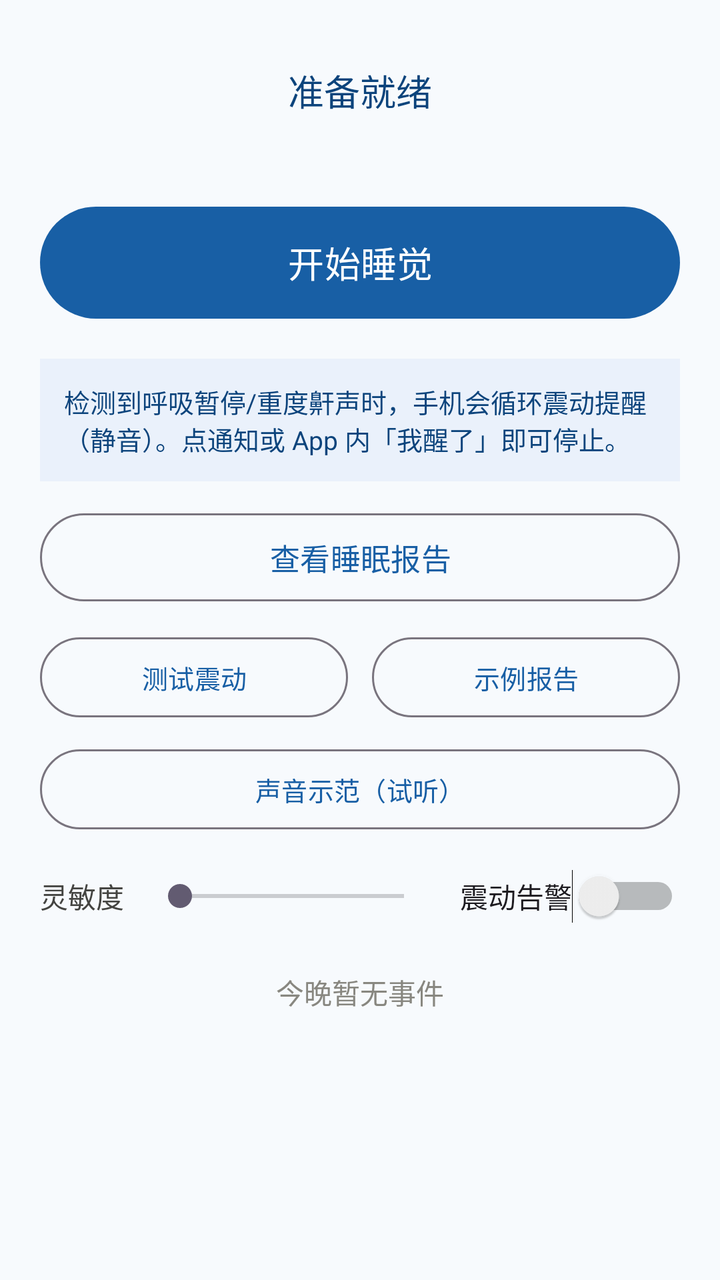
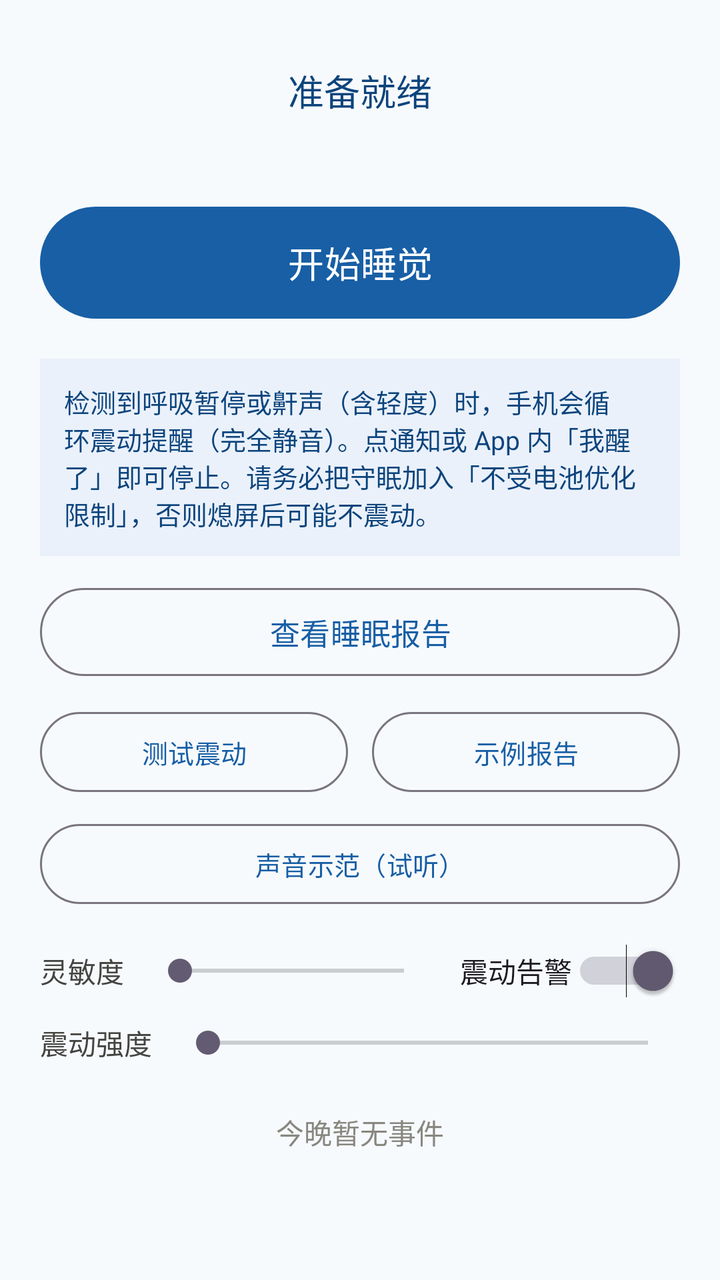

The first picture is an Android layout as it rendered before a commit; the second is the same layout after the commit. The layout source and the unified diff follow.
<!-- AndroidManifest.xml: application theme Theme.SleepGuard -->
<!-- res/layout/activity_main.xml -->
<?xml version="1.0" encoding="utf-8"?>
<LinearLayout xmlns:android="http://schemas.android.com/apk/res/android"
    android:layout_width="match_parent"
    android:layout_height="match_parent"
    android:orientation="vertical"
    android:padding="20dp"
    android:background="#F7FAFD">

    <TextView
        android:id="@+id/statusText"
        android:layout_width="wrap_content"
        android:layout_height="wrap_content"
        android:layout_gravity="center_horizontal"
        android:layout_marginTop="12dp"
        android:text="@string/idle"
        android:textColor="#0C447C"
        android:textSize="18sp" />

    <TextView
        android:id="@+id/statsText"
        android:layout_width="wrap_content"
        android:layout_height="wrap_content"
        android:layout_gravity="center_horizontal"
        android:layout_marginTop="6dp"
        android:textColor="#5F5E5A"
        android:textSize="14sp" />

    <com.google.android.material.button.MaterialButton
        android:id="@+id/toggleBtn"
        android:layout_width="match_parent"
        android:layout_height="64dp"
        android:layout_marginTop="16dp"
        android:text="@string/start_sleep"
        android:textSize="18sp" />

    <com.google.android.material.button.MaterialButton
        android:id="@+id/stopAlertBtn"
        style="@style/Widget.Material3.Button.TonalButton"
        android:layout_width="match_parent"
        android:layout_height="52dp"
        android:layout_marginTop="8dp"
        android:backgroundTint="#FCEBEB"
        android:text="@string/stop_alert"
        android:textColor="#A32D2D"
        android:visibility="gone" />

    
    <TextView
        android:layout_width="match_parent"
        android:layout_height="wrap_content"
        android:layout_marginTop="16dp"
        android:background="#EAF1FB"
        android:padding="12dp"
        android:text="@string/alert_mode_hint"
        android:textColor="#0C447C"
        android:textSize="13sp" />

    <com.google.android.material.button.MaterialButton
        android:id="@+id/viewReportBtn"
        style="@style/Widget.Material3.Button.OutlinedButton"
        android:layout_width="match_parent"
        android:layout_height="52dp"
        android:layout_marginTop="12dp"
        android:text="@string/view_report"
        android:textSize="15sp" />

    
    <LinearLayout
        android:layout_width="match_parent"
        android:layout_height="wrap_content"
        android:layout_marginTop="10dp"
        android:orientation="horizontal">

        <com.google.android.material.button.MaterialButton
            android:id="@+id/testVibrateBtn"
            style="@style/Widget.Material3.Button.OutlinedButton"
            android:layout_width="0dp"
            android:layout_height="48dp"
            android:layout_weight="1"
            android:layout_marginEnd="6dp"
            android:text="@string/test_vibrate"
            android:textSize="13sp" />

        <com.google.android.material.button.MaterialButton
            android:id="@+id/demoReportBtn"
            style="@style/Widget.Material3.Button.OutlinedButton"
            android:layout_width="0dp"
            android:layout_height="48dp"
            android:layout_weight="1"
            android:layout_marginStart="6dp"
            android:text="@string/demo_report"
            android:textSize="13sp" />
    </LinearLayout>

    <com.google.android.material.button.MaterialButton
        android:id="@+id/soundDemoBtn"
        style="@style/Widget.Material3.Button.OutlinedButton"
        android:layout_width="match_parent"
        android:layout_height="48dp"
        android:layout_marginTop="8dp"
        android:text="@string/sound_demo"
        android:textSize="13sp" />

    <LinearLayout
        android:layout_width="match_parent"
        android:layout_height="wrap_content"
        android:layout_marginTop="16dp"
        android:gravity="center_vertical"
        android:orientation="horizontal">

        <TextView
            android:layout_width="wrap_content"
            android:layout_height="wrap_content"
            android:text="@string/sensitivity"
            android:textColor="#444441" />

        <SeekBar
            android:id="@+id/sensitivityBar"
            android:layout_width="0dp"
            android:layout_height="wrap_content"
            android:layout_weight="1"
            android:layout_marginStart="12dp" />

        <Switch
            android:id="@+id/wearSwitch"
            android:layout_width="wrap_content"
            android:layout_height="wrap_content"
            android:layout_marginStart="12dp"
            android:text="@string/wear_alert" />
    </LinearLayout>

    <TextView
        android:id="@+id/emptyText"
        android:layout_width="wrap_content"
        android:layout_height="wrap_content"
        android:layout_gravity="center_horizontal"
        android:layout_marginTop="24dp"
        android:text="@string/no_events"
        android:textColor="#888780" />

    <androidx.recyclerview.widget.RecyclerView
        android:id="@+id/eventList"
        android:layout_width="match_parent"
        android:layout_height="0dp"
        android:layout_marginTop="8dp"
        android:layout_weight="1" />
</LinearLayout>
<!-- resources referenced by this layout -->
<resources>
  <string name="alert_mode_hint">检测到呼吸暂停/重度鼾声时，手机会循环震动提醒（静音）。点通知或 App 内「我醒了」即可停止。</string>
  <string name="demo_report">示例报告</string>
  <string name="idle">准备就绪</string>
  <string name="no_events">今晚暂无事件</string>
  <string name="sensitivity">灵敏度</string>
  <string name="sound_demo">声音示范（试听）</string>
  <string name="start_sleep">开始睡觉</string>
  <string name="stop_alert">停止告警（我醒了）</string>
  <string name="test_vibrate">测试震动</string>
  <string name="view_report">查看睡眠报告</string>
  <string name="wear_alert">震动告警</string>
  <style name="Theme.SleepGuard" parent="Theme.Material3.DayNight.NoActionBar">
          <item name="colorPrimary">#185FA5</item>
          <item name="android:statusBarColor">#E6F1FB</item>
          <item name="android:windowLightStatusBar">true</item>
      </style>
</resources>

<!-- the commit's change to res/layout/activity_main.xml (unified diff, before → after) -->
@@ -126,7 +126,30 @@
             android:layout_width="wrap_content"
             android:layout_height="wrap_content"
             android:layout_marginStart="12dp"
+            android:checked="true"
             android:text="@string/wear_alert" />
+    </LinearLayout>
+
+    
+    <LinearLayout
+        android:layout_width="match_parent"
+        android:layout_height="wrap_content"
+        android:layout_marginTop="12dp"
+        android:gravity="center_vertical"
+        android:orientation="horizontal">
+
+        <TextView
+            android:layout_width="wrap_content"
+            android:layout_height="wrap_content"
+            android:text="@string/vib_strength"
+            android:textColor="#444441" />
+
+        <SeekBar
+            android:id="@+id/vibStrengthBar"
+            android:layout_width="0dp"
+            android:layout_height="wrap_content"
+            android:layout_weight="1"
+            android:layout_marginStart="12dp" />
     </LinearLayout>
 
     <TextView
<!-- resource entries referenced after the edit -->
@@ -1,6 +1,6 @@
 <!-- resources referenced by this layout -->
 <resources>
-  <string name="alert_mode_hint">检测到呼吸暂停/重度鼾声时，手机会循环震动提醒（静音）。点通知或 App 内「我醒了」即可停止。</string>
+  <string name="alert_mode_hint">检测到呼吸暂停或鼾声（含轻度）时，手机会循环震动提醒（完全静音）。点通知或 App 内「我醒了」即可停止。请务必把守眠加入「不受电池优化限制」，否则熄屏后可能不震动。</string>
   <string name="demo_report">示例报告</string>
   <string name="idle">准备就绪</string>
   <string name="no_events">今晚暂无事件</string>
@@ -9,6 +9,7 @@
   <string name="start_sleep">开始睡觉</string>
   <string name="stop_alert">停止告警（我醒了）</string>
   <string name="test_vibrate">测试震动</string>
+  <string name="vib_strength">震动强度</string>
   <string name="view_report">查看睡眠报告</string>
   <string name="wear_alert">震动告警</string>
   <style name="Theme.SleepGuard" parent="Theme.Material3.DayNight.NoActionBar">
